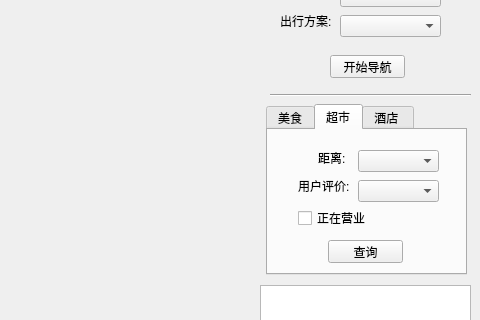
Before: the Qt Designer form App/mainwindow.ui in 100Ohm/Data-structure-Graph-Qt-Navigation-System, drawn with Qt 5; both pictures show x 320 to 800 and y 141 to 461 of the 800 by 620 pixel window.
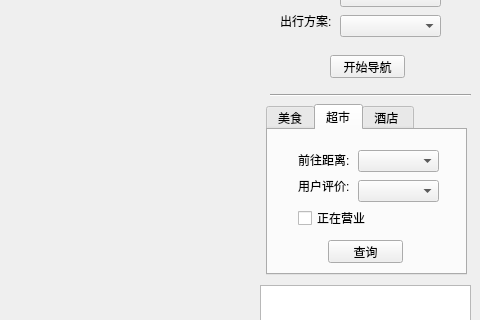
After: the same form once the commit is applied. The open tabs and pages were chosen to show the change.

The edit to the form file:
```diff
--- a/App/mainwindow.ui
+++ b/App/mainwindow.ui
@@ -289,14 +289,14 @@
      <widget class="QLabel" name="label_9">
       <property name="geometry">
        <rect>
-        <x>50</x>
+        <x>30</x>
         <y>20</y>
-        <width>31</width>
-        <height>16</height>
+        <width>51</width>
+        <height>20</height>
        </rect>
       </property>
       <property name="text">
-       <string>距离:</string>
+       <string>前往距离:</string>
       </property>
      </widget>
      <widget class="QPushButton" name="pushButton_4">
```
Left out of the diff: 28 changed lines with no effect on the pictures.
